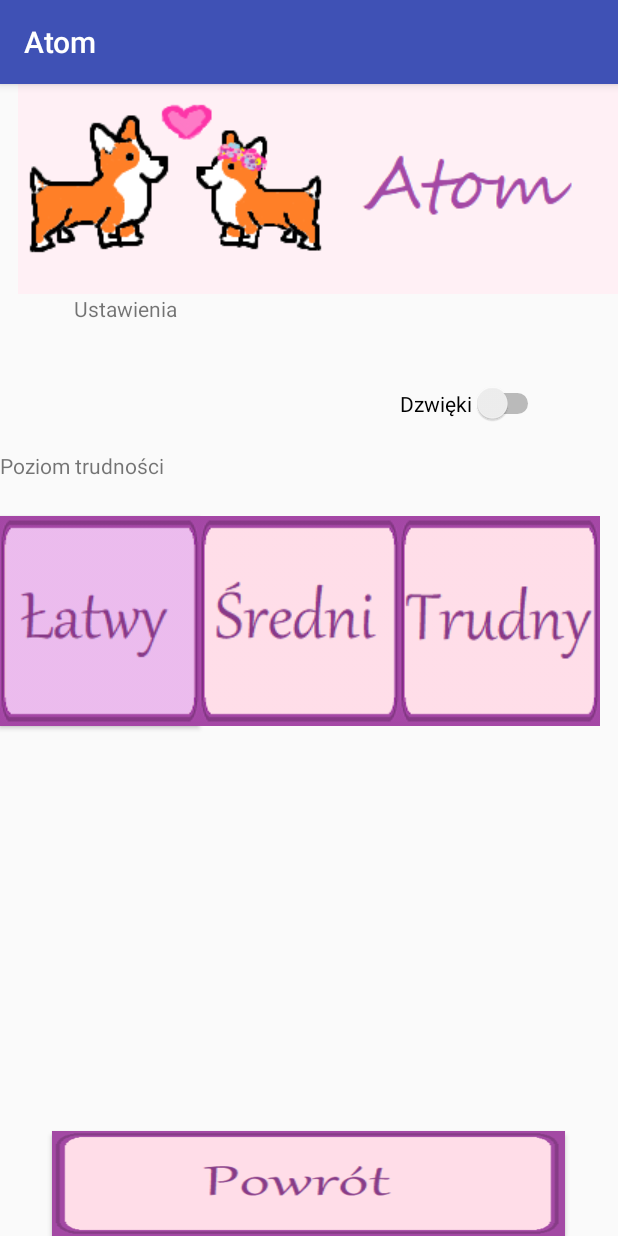
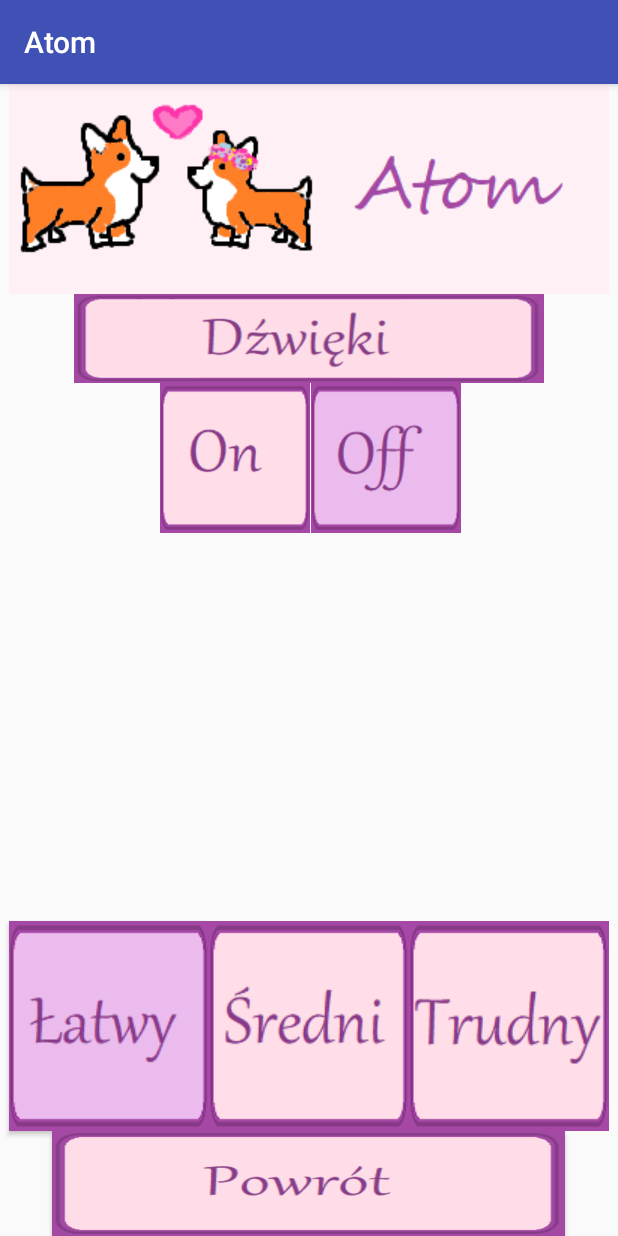
Before and after one commit to kzoladziejewski/Fizbit, an Android app: the screen it shows after launch (Settings), after a tap on an icon or button, on a phone screen of 412 x 824 dp. Run offline under Robolectric (Android 15) with nearby library versions, the phone set to English and light mode, and no system bars.

Commit message:
Finially version v3

```diff
--- a/app/src/main/java/com/example/kacper/fizbit/MainActivity.java
+++ b/app/src/main/java/com/example/kacper/fizbit/MainActivity.java
@@ -16,7 +16,7 @@ public class MainActivity extends AppCompatActivity {
     Intent gra, ustawienia;
     SharedPreferences sharedPreferences;
     boolean dzwieki;
-
+    MediaPlayer mp;
     @Override
     protected void onCreate(Bundle savedInstanceState) {
         super.onCreate(savedInstanceState);
@@ -29,7 +29,7 @@ public class MainActivity extends AppCompatActivity {
         sharedPreferences = getSharedPreferences("fizbit", Context.MODE_PRIVATE);
         dzwieki = sharedPreferences.getBoolean("sound", false);
         Log.e("DZWIEKI MAINA", String.valueOf(dzwieki));
-        final MediaPlayer mp = MediaPlayer.create(this, R.raw.klik);
+        mp = MediaPlayer.create(this, R.raw.klik);
         final MediaPlayer ustawienia_s = MediaPlayer.create(this, R.raw.klik);
         mGraj.setBackgroundResource(R.drawable.guzik_graj);
         mUstawienia.setBackgroundResource(R.drawable.guzik_ustawienia);
--- a/app/src/main/java/com/example/kacper/fizbit/Punkty.java
+++ b/app/src/main/java/com/example/kacper/fizbit/Punkty.java
@@ -13,8 +13,9 @@ public class Punkty {
         this.colors = color;
     }
 
-    public void changeColor(int kolor) {
-        colors = kolor;
+    public void changeColor(int kolo) {
+
+        colors = kolo;
     }
 
     public int getColors() {
--- a/app/src/main/java/com/example/kacper/fizbit/Settings.java
+++ b/app/src/main/java/com/example/kacper/fizbit/Settings.java
@@ -14,18 +14,18 @@ import android.widget.Toast;
 
 public class Settings extends AppCompatActivity {
     TextView mUstawiania, mPoziomTrudnosci;
-    Switch mDzwieki;
-    Button mLatwy, mSredni, mTrudny, mPowrot;
+    Button mLatwy, mSredni, mTrudny, mPowrot, mOn, mOff;
     SharedPreferences sharedPreferences;
     SharedPreferences.Editor editor;
-
+    Boolean dzwieki;
     @Override
     protected void onCreate(Bundle savedInstanceState) {
         super.onCreate(savedInstanceState);
         setContentView(R.layout.activity_settings);
         mUstawiania = (TextView) findViewById(R.id.mUstawienia);
-        mPoziomTrudnosci = (TextView) findViewById(R.id.mPoziom);
-        mDzwieki = (Switch) findViewById(R.id.mDzwieki);
+//        mPoziomTrudnosci = (TextView) findViewById(R.id.mPoziom);
+        mOff = (Button) findViewById(R.id.off);
+        mOn = (Button) findViewById(R.id.on);
         mLatwy = (Button) findViewById(R.id.mLatwy);
         mSredni = (Button) findViewById(R.id.mSredni);
         mTrudny = (Button) findViewById(R.id.mTrudny);
@@ -33,11 +33,18 @@ public class Settings extends AppCompatActivity {
         sharedPreferences = getSharedPreferences("fizbit", Context.MODE_PRIVATE);
         editor = sharedPreferences.edit();
         final MediaPlayer mp = MediaPlayer.create(this, R.raw.klik);
-        final boolean dzwieki = sharedPreferences.getBoolean("sound", false);
+        dzwieki = sharedPreferences.getBoolean("sound", false);
 
-        mDzwieki.setChecked(dzwieki);
         String kolorek = sharedPreferences.getString("level", "Latwy");
         koloruj(kolorek);
+        if (dzwieki) {
+            mOn.setBackgroundResource(R.drawable.guzik_on_wcisniety);
+            mOff.setBackgroundResource(R.drawable.guzik_off_niewcisniety);
+        }
+        if (!dzwieki) {
+            mOn.setBackgroundResource(R.drawable.guzik_on_niewcisniety);
+            mOff.setBackgroundResource(R.drawable.guzik_off_wcisniety);
+        }
         mLatwy.setOnClickListener(new View.OnClickListener() {
             @Override
             public void onClick(View v) {
@@ -85,24 +92,34 @@ public class Settings extends AppCompatActivity {
             }
         });
 
-        mDzwieki.setOnClickListener(new View.OnClickListener() {
+        mOn.setOnClickListener(new View.OnClickListener() {
             @Override
             public void onClick(View v) {
-                editor.putBoolean("sound", mDzwieki.isChecked());
-                mp.start();
-                Log.e("DZWIEKI", String.valueOf(mDzwieki.isChecked()));
+                dzwieki = true;
+                mOff.setBackgroundResource(R.drawable.guzik_off_niewcisniety);
+                mOn.setBackgroundResource(R.drawable.guzik_on_wcisniety);
+            }
+        });
+
+        mOff.setOnClickListener(new View.OnClickListener() {
+            @Override
+            public void onClick(View v) {
+                dzwieki = false;
+                mOff.setBackgroundResource(R.drawable.guzik_off_wcisniety);
+                mOn.setBackgroundResource(R.drawable.guzik_on_niewcisniety);
             }
         });
     }
 
     @Override
     protected void onDestroy() {
+        editor.putBoolean("sound", dzwieki);
+
         editor.commit();
         super.onDestroy();
     }
 
     public void zapis(String poziom, int czas) {
-//        SharedPreferences.Editor editor = sharedPreferences.edit();
         editor.putString("level", poziom);
         editor.putInt("time", czas);
 
--- a/app/src/main/res/layout/activity_score.xml
+++ b/app/src/main/res/layout/activity_score.xml
@@ -19,7 +19,7 @@
             android:layout_alignParentStart="true"
             android:layout_below="@+id/mCorgiScore"
             android:layout_marginStart="31dp"
-            android:text="@string/JeszczeRaz" />
+            android:background="@drawable/guzik_jeszcze_raz" />
 
         <Button
             android:id="@+id/mPowrot"
--- a/app/src/main/res/layout/activity_settings.xml
+++ b/app/src/main/res/layout/activity_settings.xml
@@ -8,7 +8,9 @@
 
     <RelativeLayout
         android:layout_width="match_parent"
-        android:layout_height="match_parent">
+        android:layout_height="match_parent"
+        tools:layout_editor_absoluteX="0dp"
+        tools:layout_editor_absoluteY="0dp">
 
         <TextView
             android:id="@+id/mUstawienia"
@@ -16,27 +18,15 @@
             android:layout_height="59dp"
             android:layout_below="@+id/mCorgiScore"
             android:layout_centerHorizontal="true"
-            android:layout_weight="1"
-            android:text="@string/Ustawienia"
-            tools:layout_editor_absoluteX="24dp"
-            tools:layout_editor_absoluteY="43dp" />
+            android:background="@drawable/guzik_dzwieki" />
 
-        <Switch
-            android:id="@+id/mDzwieki"
-            android:layout_width="wrap_content"
-            android:layout_height="wrap_content"
-            android:layout_alignEnd="@+id/mUstawienia"
-            android:layout_below="@+id/mUstawienia"
-            android:layout_weight="1"
-            android:text="@string/Dzwięki"
-            tools:layout_editor_absoluteX="283dp"
-            tools:layout_editor_absoluteY="144dp" />
 
         <Button
             android:id="@+id/mLatwy"
             android:layout_width="wrap_content"
             android:layout_height="wrap_content"
-            android:layout_below="@+id/mPoziom"
+            android:layout_alignBaseline="@+id/mSredni"
+            android:layout_alignBottom="@+id/mSredni"
             android:layout_toStartOf="@+id/mSredni"
             android:background="@drawable/guzik_latwy_nie_wcisniety" />
 
@@ -44,32 +34,23 @@
             android:id="@+id/mSredni"
             android:layout_width="wrap_content"
             android:layout_height="wrap_content"
-            android:layout_alignBaseline="@+id/mLatwy"
-            android:layout_alignBottom="@+id/mLatwy"
-            android:layout_toStartOf="@+id/mDzwieki"
+            android:layout_above="@+id/mPowrot"
+            android:layout_centerHorizontal="true"
             android:background="@drawable/guzik_sredni_wcisniety" />
 
         <Button
             android:id="@+id/mTrudny"
             android:layout_width="wrap_content"
             android:layout_height="wrap_content"
-            android:layout_below="@+id/mPoziom"
+            android:layout_alignBaseline="@+id/mSredni"
+            android:layout_alignBottom="@+id/mSredni"
             android:layout_toEndOf="@+id/mSredni"
             android:background="@drawable/guzik_trudny_nie_wcisniety" />
-
-        <TextView
-            android:id="@+id/mPoziom"
-            android:layout_width="356dp"
-            android:layout_height="43dp"
-            android:layout_below="@+id/mDzwieki"
-            android:layout_marginTop="18dp"
-            android:text="@string/Poziom_trudności" />
 
         <Button
             android:id="@+id/mPowrot"
             android:layout_width="342dp"
             android:layout_height="70dp"
-
             android:layout_alignParentBottom="true"
             android:layout_centerHorizontal="true"
             android:background="@drawable/guzik_powrot" />
@@ -78,10 +59,28 @@
             android:id="@+id/mCorgiScore"
             android:layout_width="wrap_content"
             android:layout_height="wrap_content"
-            android:layout_alignParentStart="true"
             android:layout_alignParentTop="true"
-            android:layout_marginStart="12dp"
+            android:layout_centerHorizontal="true"
             app:srcCompat="@drawable/corgi" />
+
+        <Button
+            android:id="@+id/on"
+            android:layout_width="100dp"
+            android:layout_height="100dp"
+            android:layout_alignStart="@+id/mUstawienia"
+            android:layout_below="@+id/mUstawienia"
+            android:layout_marginStart="57dp"
+            android:background="@drawable/guzik_on_niewcisniety" />
+
+        <Button
+            android:id="@+id/off"
+            android:layout_width="100dp"
+            android:layout_height="100dp"
+            android:layout_alignEnd="@+id/mUstawienia"
+            android:layout_below="@+id/mUstawienia"
+            android:layout_marginEnd="55dp"
+            android:background="@drawable/guzik_off_niewcisniety" />
+
     </RelativeLayout>
 
 </android.support.constraint.ConstraintLayout>
```
Also changed, not shown: app/src/main/java/com/example/kacper/fizbit/Points.java (+12 -3 lines), app/src/main/java/com/example/kacper/fizbit/Question.java (+8 -9 lines), app/src/main/res/layout/question_adapter.xml (+4 -5 lines), app/src/main/res/drawable/dobrze.png (added), app/src/main/res/drawable/guzik_dzwieki.png (added), app/src/main/res/drawable/guzik_jeszcze_raz.png (added), app/src/main/res/drawable/guzik_off_niewcisniety.png (added), app/src/main/res/drawable/guzik_off_wcisniety.png (added), app/src/main/res/drawable/guzik_on_niewcisniety.png (added), app/src/main/res/drawable/guzik_on_wcisniety.png (added), app/src/main/res/drawable/poziom.png (added), app/src/main/res/drawable/szaro.png (added), app/src/main/res/drawable/zle.png (added).
